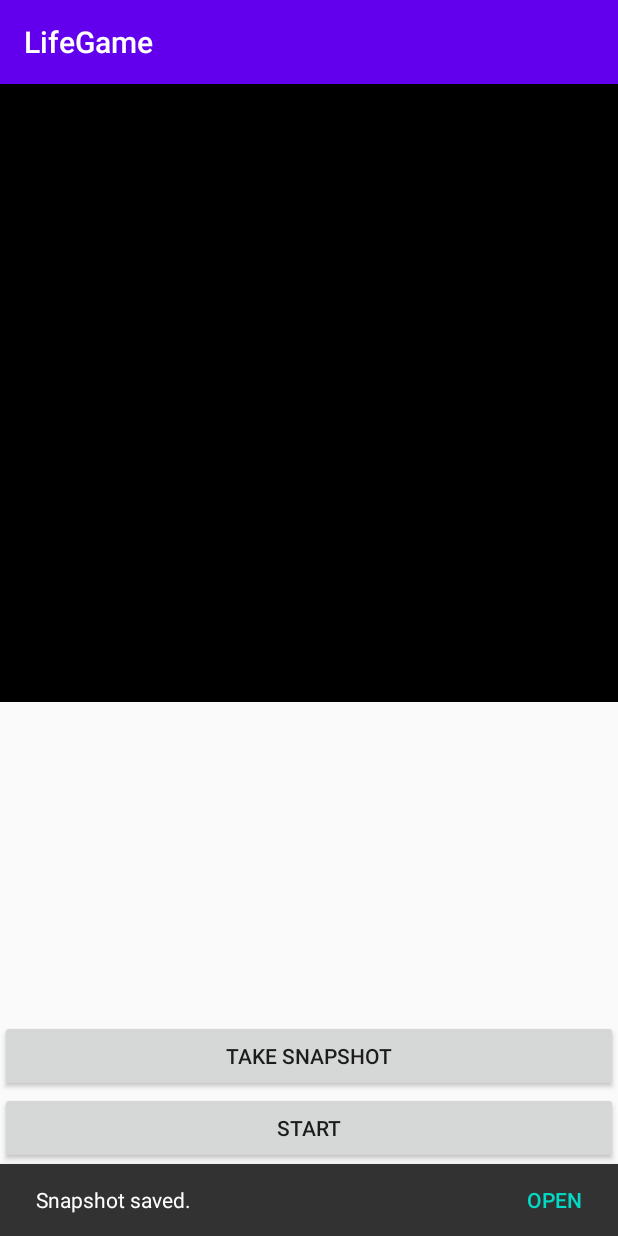
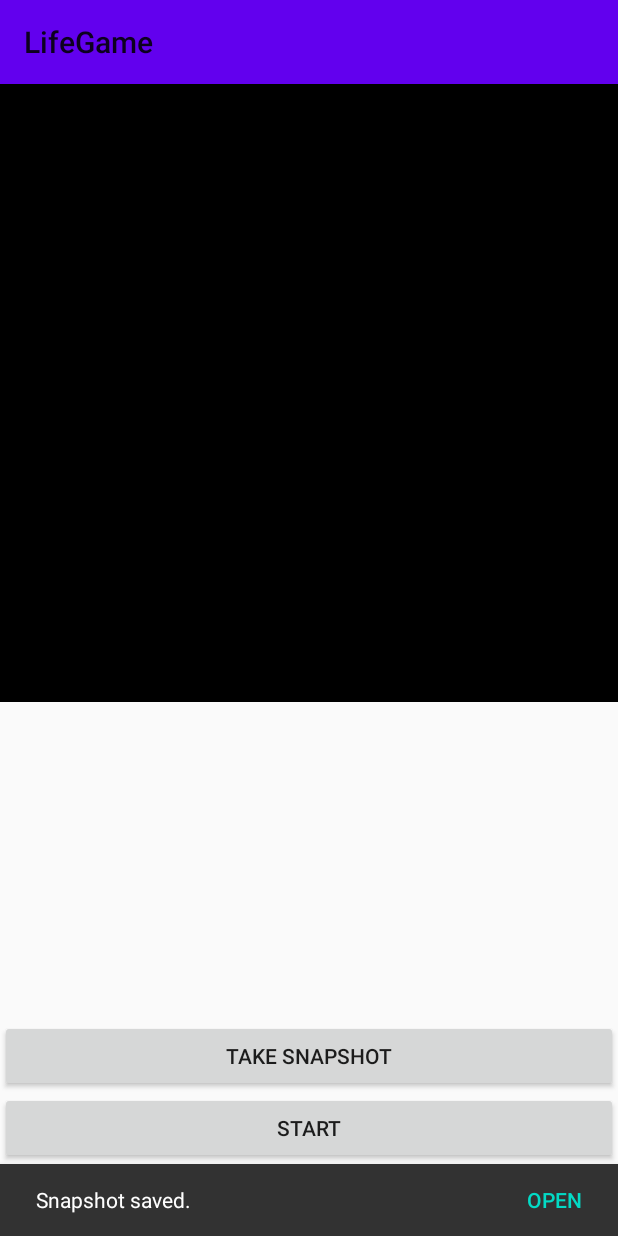
Before and after one commit to kekLolOrbidol/LifeGame, an Android app: the screen it shows after launch (MainActivity), after a tap on "TAKE SNAPSHOT", on a phone screen of 412 x 824 dp. Run offline under Robolectric (Android 15) with nearby library versions, the phone set to English and light mode, and no system bars; our stand-ins replace data binding; libraries missing offline, so code that uses them is left out: android.text; 2 statements that could not run were skipped.

Commit message:
Update dependencies, add transition activity, use parcelize

```diff
--- a/app/src/main/AndroidManifest.xml
+++ b/app/src/main/AndroidManifest.xml
@@ -20,5 +20,6 @@
                 <category android:name="android.intent.category.LAUNCHER" />
             </intent-filter>
         </activity>
+        <activity android:name=".ScaleActivity" />
     </application>
 </manifest>
--- a/app/src/main/java/xyz/do9core/lifegame/MainActivity.kt
+++ b/app/src/main/java/xyz/do9core/lifegame/MainActivity.kt
@@ -7,25 +7,24 @@ import android.os.Bundle
 import androidx.activity.result.contract.ActivityResultContracts
 import androidx.activity.viewModels
 import androidx.appcompat.app.AppCompatActivity
-import androidx.databinding.DataBindingUtil
+import androidx.core.app.ActivityOptionsCompat
 import androidx.lifecycle.Observer
 import androidx.lifecycle.lifecycleScope
 import kotlinx.coroutines.Dispatchers
 import kotlinx.coroutines.launch
 import xyz.do9core.lifegame.databinding.ActivityMainBinding
 import xyz.do9core.lifegame.util.CoroutineLauncher
+import xyz.do9core.lifegame.util.dataBinding
 
-class MainActivity : AppCompatActivity() {
+class MainActivity : AppCompatActivity(R.layout.activity_main) {
 
-    private val viewModel by viewModels<MainViewModel>()
+    private val binding: ActivityMainBinding by dataBinding()
+    private val viewModel: MainViewModel by viewModels()
     private val permission = ActivityResultContracts.RequestPermission()
     private val requestLauncher = CoroutineLauncher(activityResultRegistry)
 
     override fun onCreate(savedInstanceState: Bundle?) {
         super.onCreate(savedInstanceState)
-        DataBindingUtil.setContentView<ActivityMainBinding>(
-            this, R.layout.activity_main
-        ).also { binding ->
         binding.lifecycleOwner = this
         binding.viewModel = viewModel
         binding.snapshotButton.setOnClickListener {
@@ -50,8 +49,19 @@ class MainActivity : AppCompatActivity() {
                 checkPermissionResult(result)
             }
         }
+        binding.container.setOnClickListener {
+            val transitionOption = ActivityOptionsCompat
+                .makeSceneTransitionAnimation(this, binding.container, binding.container.transitionName)
+            val intent = Intent(this, ScaleActivity::class.java).apply {
+                val data = ScaleParameters(
+                    width = viewModel.width.value ?: 1,
+                    height = viewModel.height.value ?: 1,
+                    points = viewModel.liveCells.value.orEmpty()
+                )
+                putExtra(KEY_SCALE_PARAMETERS, data)
             }
-
+            startActivity(intent, transitionOption.toBundle())
+        }
         viewModel.savedImage.observe(this, Observer { event ->
             event?.getData()?.let { imageUri ->
                 val intent = Intent(Intent.ACTION_VIEW).apply {
--- /dev/null
+++ b/app/src/main/java/xyz/do9core/lifegame/util/ViewBindingDelegate.kt
@@ -0,0 +1,36 @@
+package xyz.do9core.lifegame.util
+
+import android.app.Activity
+import android.view.View
+import android.view.ViewGroup
+import androidx.databinding.DataBindingUtil
+import androidx.databinding.ViewDataBinding
+import androidx.viewbinding.ViewBinding
+import kotlin.properties.ReadOnlyProperty
+import kotlin.reflect.KProperty
+
+private typealias ViewBinder<T> = (View) -> T
+
+private class ViewBindingDelegate<T : ViewBinding>(
+    private val viewBinder: ViewBinder<T>
+) : ReadOnlyProperty<Activity, T> {
+
+    private var cached: T? = null
+
+    override fun getValue(thisRef: Activity, property: KProperty<*>): T {
+        return cached ?: createBinding(thisRef).also { cached = it }
+    }
+
+    private fun createBinding(activity: Activity): T {
+        val contentView = activity.findViewById<ViewGroup>(android.R.id.content).getChildAt(0)
+        return viewBinder(contentView)
+    }
+}
+
+fun <T : ViewBinding> Activity.viewBinding(
+    viewBinder: ViewBinder<T>
+): ReadOnlyProperty<Activity, T> = ViewBindingDelegate(viewBinder)
+
+fun <T : ViewDataBinding> Activity.dataBinding(
+    viewBinder: ViewBinder<T> = { requireNotNull(DataBindingUtil.bind<T>(it)) }
+): ReadOnlyProperty<Activity, T> = ViewBindingDelegate(viewBinder)
--- a/app/src/main/res/layout-land/activity_main.xml
+++ b/app/src/main/res/layout-land/activity_main.xml
@@ -17,6 +17,7 @@
             android:layout_width="0dp"
             android:layout_height="match_parent"
             android:background="@android:color/black"
+            android:transitionName="@string/life_game_view_transition_name"
             app:rows="@{viewModel.height}"
             app:columns="@{viewModel.width}"
             app:lives="@{viewModel.liveCells}"
--- a/app/src/main/res/layout/activity_main.xml
+++ b/app/src/main/res/layout/activity_main.xml
@@ -13,16 +13,25 @@
         android:layout_width="match_parent"
         android:layout_height="match_parent">
 
+        <androidx.appcompat.widget.Toolbar
+            android:id="@+id/toolbar"
+            android:layout_width="match_parent"
+            android:layout_height="wrap_content"
+            android:background="@color/colorPrimary"
+            app:title="@string/app_name"
+            app:layout_constraintTop_toTopOf="parent"/>
+
         <xyz.do9core.lifegame.view.LifeGameView
             android:id="@+id/container"
             android:layout_width="match_parent"
             android:layout_height="0dp"
             android:background="@android:color/black"
+            android:transitionName="@string/life_game_view_transition_name"
             app:rows="@{viewModel.height}"
             app:columns="@{viewModel.width}"
             app:lives="@{viewModel.liveCells}"
             app:layout_constraintDimensionRatio="1:1"
-            app:layout_constraintTop_toTopOf="parent" />
+            app:layout_constraintTop_toBottomOf="@id/toolbar" />
 
         <TextView
             android:layout_width="wrap_content"
--- a/app/src/main/res/values/styles.xml
+++ b/app/src/main/res/values/styles.xml
@@ -1,11 +1,12 @@
 <resources>
 
     <!-- Base application theme. -->
-    <style name="AppTheme" parent="Theme.AppCompat.Light.DarkActionBar">
+    <style name="AppTheme" parent="Theme.AppCompat.Light.NoActionBar">
         <!-- Customize your theme here. -->
         <item name="colorPrimary">@color/colorPrimary</item>
         <item name="colorPrimaryDark">@color/colorPrimaryDark</item>
         <item name="colorAccent">@color/colorAccent</item>
+        <item name="android:windowContentTransitions">true</item>
     </style>
 
 </resources>
--- /dev/null
+++ b/app/src/main/res/values/transition.xml
@@ -0,0 +1,4 @@
+<?xml version="1.0" encoding="utf-8"?>
+<resources>
+    <string name="life_game_view_transition_name" translatable="false">LifeGameMonitor</string>
+</resources>
--- a/game/src/main/java/xyz/do9core/game/Point.kt
+++ b/game/src/main/java/xyz/do9core/game/Point.kt
@@ -1,6 +1,8 @@
 package xyz.do9core.game
 
-inline class Point(val coordinate: Pair<Int, Int>) {
+import java.io.Serializable
+
+inline class Point(val coordinate: Pair<Int, Int>): Serializable {
 
     inline val x: Int get() = coordinate.first
     inline val y: Int get() = coordinate.second
```
Also changed, not shown: app/build.gradle (+10 -6 lines), app/src/main/java/xyz/do9core/lifegame/ScaleActivity.kt (added, +42 -0 lines), app/src/main/res/layout/activity_scale.xml (added, +19 -0 lines). Lines whose indentation alone changed are shown as unchanged.
